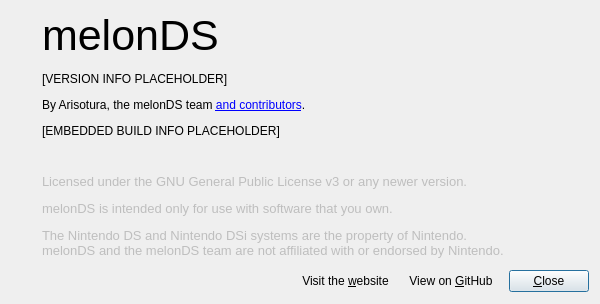
Qt form src/frontend/qt_sdl/AboutDialog.ui (melonDS-emu/melonDS) before a commit.
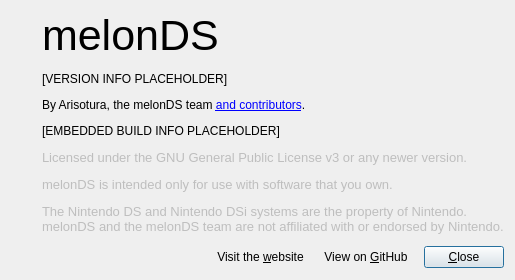
The same form after that commit. Icons and pictures are not drawn.

Commit message: ensure the dialog isn't resizable

```diff
--- a/src/frontend/qt_sdl/AboutDialog.ui
+++ b/src/frontend/qt_sdl/AboutDialog.ui
@@ -10,6 +10,12 @@
     <height>304</height>
    </rect>
   </property>
+  <property name="sizePolicy">
+   <sizepolicy hsizetype="Minimum" vsizetype="Minimum">
+    <horstretch>0</horstretch>
+    <verstretch>0</verstretch>
+   </sizepolicy>
+  </property>
   <property name="minimumSize">
    <size>
     <width>600</width>
@@ -27,7 +33,7 @@
     <number>0</number>
    </property>
    <property name="sizeConstraint">
-    <enum>QLayout::SizeConstraint::SetDefaultConstraint</enum>
+    <enum>QLayout::SizeConstraint::SetFixedSize</enum>
    </property>
    <property name="bottomMargin">
     <number>12</number>
```
Left out of the diff: 6 changed lines with no effect on the pictures.
